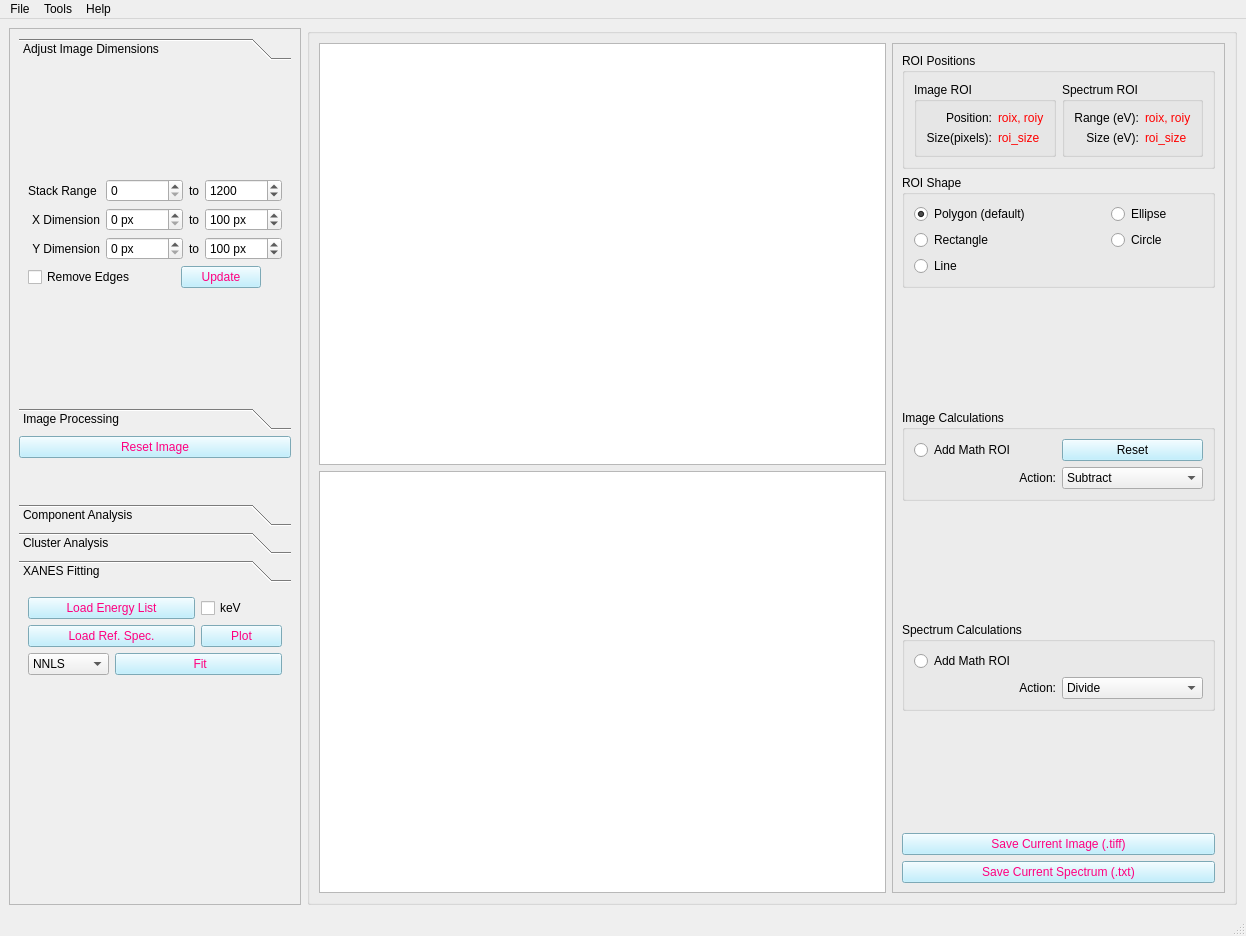
pattammattel/MIDAS_Admin, file uis/mainwindow_admin.ui: the form before one commit.
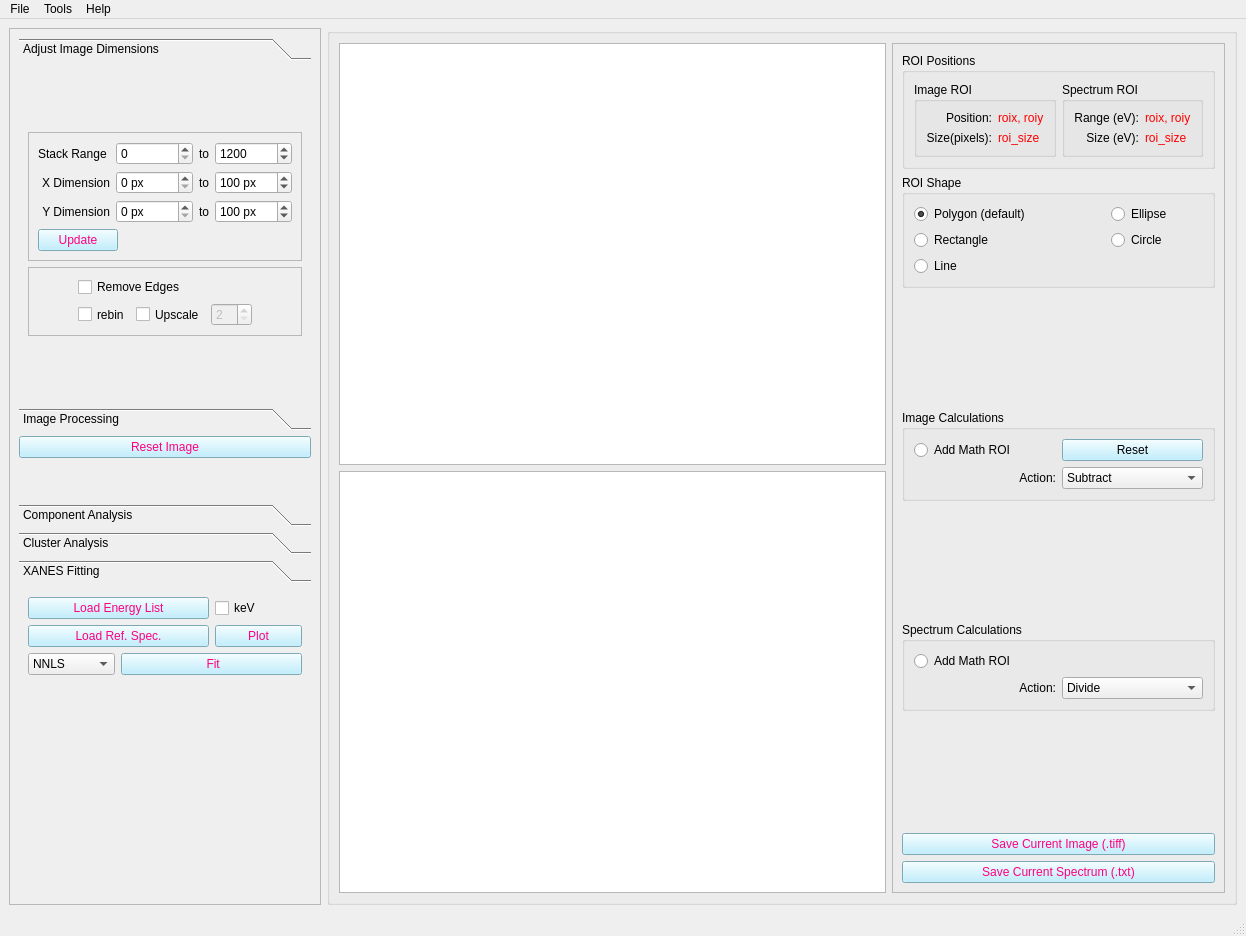
The form after the commit. The open tabs and pages were chosen to show the change. Custom widgets are drawn as their Qt base class.

Commit message: binning and upscale options

Patch:
```diff
--- a/uis/mainwindow_admin.ui
+++ b/uis/mainwindow_admin.ui
@@ -81,17 +81,24 @@
             <rect>
              <x>0</x>
              <y>0</y>
-             <width>299</width>
-             <height>312</height>
+             <width>310</width>
+             <height>291</height>
             </rect>
            </property>
            <attribute name="label">
             <string>Adjust Image Dimensions</string>
            </attribute>
-           <layout class="QGridLayout" name="gridLayout_7">
+           <layout class="QGridLayout" name="gridLayout_31">
+            <item row="1" column="0">
+             <widget class="QFrame" name="frame_7">
+              <property name="frameShape">
+               <enum>QFrame::StyledPanel</enum>
+              </property>
+              <property name="frameShadow">
+               <enum>QFrame::Raised</enum>
+              </property>
+              <layout class="QGridLayout" name="gridLayout_30">
             <item row="0" column="0">
-             <layout class="QGridLayout" name="gridLayout_10">
-              <item row="0" column="0" colspan="2">
                <layout class="QGridLayout" name="gridLayout_17">
                 <property name="sizeConstraint">
                  <enum>QLayout::SetMinimumSize</enum>
@@ -267,22 +274,6 @@
                </layout>
               </item>
               <item row="1" column="0">
-               <widget class="QCheckBox" name="cb_remove_edges">
-                <property name="sizePolicy">
-                 <sizepolicy hsizetype="Fixed" vsizetype="Fixed">
-                  <horstretch>0</horstretch>
-                  <verstretch>0</verstretch>
-                 </sizepolicy>
-                </property>
-                <property name="toolTip">
-                 <string>Removes one column/row from all four edges</string>
-                </property>
-                <property name="text">
-                 <string>Remove Edges</string>
-                </property>
-               </widget>
-              </item>
-              <item row="1" column="1">
                <widget class="QPushButton" name="pb_crop">
                 <property name="sizePolicy">
                  <sizepolicy hsizetype="Fixed" vsizetype="Fixed">
@@ -304,6 +295,129 @@
                </widget>
               </item>
              </layout>
+             </widget>
+            </item>
+            <item row="2" column="0">
+             <widget class="QFrame" name="frame_6">
+              <property name="frameShape">
+               <enum>QFrame::StyledPanel</enum>
+              </property>
+              <property name="frameShadow">
+               <enum>QFrame::Raised</enum>
+              </property>
+              <layout class="QGridLayout" name="gridLayout_7">
+               <item row="2" column="0">
+                <layout class="QHBoxLayout" name="horizontalLayout_9">
+                 <item>
+                  <widget class="QCheckBox" name="cb_rebin">
+                   <property name="enabled">
+                    <bool>true</bool>
+                   </property>
+                   <property name="sizePolicy">
+                    <sizepolicy hsizetype="Fixed" vsizetype="Preferred">
+                     <horstretch>0</horstretch>
+                     <verstretch>0</verstretch>
+                    </sizepolicy>
+                   </property>
+                   <property name="text">
+                    <string>rebin</string>
+                   </property>
+                  </widget>
+                 </item>
+                 <item>
+                  <layout class="QHBoxLayout" name="horizontalLayout_10">
+                   <item>
+                    <widget class="QCheckBox" name="cb_upscale">
+                     <property name="enabled">
+                      <bool>true</bool>
+                     </property>
+                     <property name="sizePolicy">
+                      <sizepolicy hsizetype="Fixed" vsizetype="Preferred">
+                       <horstretch>0</horstretch>
+                       <verstretch>0</verstretch>
+                      </sizepolicy>
+                     </property>
+                     <property name="text">
+                      <string>Upscale</string>
+                     </property>
+                    </widget>
+                   </item>
+                  </layout>
+                 </item>
+                 <item>
+                  <widget class="QSpinBox" name="sb_scaling_factor">
+                   <property name="enabled">
+                    <bool>false</bool>
+                   </property>
+                   <property name="sizePolicy">
+                    <sizepolicy hsizetype="Fixed" vsizetype="Fixed">
+                     <horstretch>0</horstretch>
+                     <verstretch>0</verstretch>
+                    </sizepolicy>
+                   </property>
+                   <property name="styleSheet">
+                    <string notr="true">font: 10pt &quot;MS Shell Dlg 2&quot;;</string>
+                   </property>
+                   <property name="minimum">
+                    <number>2</number>
+                   </property>
+                   <property name="maximum">
+                    <number>16</number>
+                   </property>
+                   <property name="singleStep">
+                    <number>2</number>
+                   </property>
+                   <property name="value">
+                    <number>2</number>
+                   </property>
+                  </widget>
+                 </item>
+                </layout>
+               </item>
+               <item row="0" column="0">
+                <widget class="QCheckBox" name="cb_remove_edges">
+                 <property name="sizePolicy">
+                  <sizepolicy hsizetype="Fixed" vsizetype="Preferred">
+                   <horstretch>0</horstretch>
+                   <verstretch>0</verstretch>
+                  </sizepolicy>
+                 </property>
+                 <property name="toolTip">
+                  <string>Removes one column/row from all four edges</string>
+                 </property>
+                 <property name="text">
+                  <string>Remove Edges</string>
+                 </property>
+                </widget>
+               </item>
+              </layout>
+             </widget>
+            </item>
+            <item row="0" column="0">
+             <spacer name="verticalSpacer_6">
+              <property name="orientation">
+               <enum>Qt::Vertical</enum>
+              </property>
+              <property name="sizeHint" stdset="0">
+               <size>
+                <width>20</width>
+                <height>40</height>
+               </size>
+              </property>
+             </spacer>
+            </item>
+            <item row="3" column="0">
+             <spacer name="verticalSpacer_7">
+              <property name="orientation">
+               <enum>Qt::Vertical</enum>
+              </property>
+              <property name="sizeHint" stdset="0">
+               <size>
+                <width>20</width>
+                <height>40</height>
+               </size>
+              </property>
+             </spacer>
             </item>
            </layout>
           </widget>
@@ -388,74 +502,6 @@
                        </item>
                       </layout>
                      </item>
-                     <item row="1" column="0">
-                      <layout class="QHBoxLayout" name="horizontalLayout_9">
-                       <item>
-                        <widget class="QCheckBox" name="cb_rebin">
-                         <property name="enabled">
-                          <bool>true</bool>
-                         </property>
-                         <property name="sizePolicy">
-                          <sizepolicy hsizetype="Fixed" vsizetype="Fixed">
-                           <horstretch>0</horstretch>
-                           <verstretch>0</verstretch>
-                          </sizepolicy>
-                         </property>
-                         <property name="text">
-                          <string>rebin</string>
-                         </property>
-                        </widget>
-                       </item>
-                       <item>
-                        <layout class="QHBoxLayout" name="horizontalLayout_10">
-                         <item>
-                          <widget class="QCheckBox" name="cb_upscale">
-                           <property name="enabled">
-                            <bool>true</bool>
-                           </property>
-                           <property name="sizePolicy">
-                            <sizepolicy hsizetype="Fixed" vsizetype="Fixed">
-                             <horstretch>0</horstretch>
-                             <verstretch>0</verstretch>
-                            </sizepolicy>
-                           </property>
-                           <property name="text">
-                            <string>Upscale</string>
-                           </property>
-                          </widget>
-                         </item>
-                        </layout>
-                       </item>
-                       <item>
-                        <widget class="QSpinBox" name="sb_scaling_factor">
-                         <property name="enabled">
-                          <bool>false</bool>
-                         </property>
-                         <property name="sizePolicy">
-                          <sizepolicy hsizetype="Fixed" vsizetype="Fixed">
-                           <horstretch>0</horstretch>
-                           <verstretch>0</verstretch>
-                          </sizepolicy>
-                         </property>
-                         <property name="styleSheet">
-                          <string notr="true">font: 10pt &quot;MS Shell Dlg 2&quot;;</string>
-                         </property>
-                         <property name="minimum">
-                          <number>2</number>
-                         </property>
-                         <property name="maximum">
-                          <number>16</number>
-                         </property>
-                         <property name="singleStep">
-                          <number>2</number>
-                         </property>
-                         <property name="value">
-                          <number>2</number>
-                         </property>
-                        </widget>
-                       </item>
-                      </layout>
-                     </item>
                     </layout>
                    </widget>
                   </item>
@@ -958,7 +1004,7 @@
              <x>0</x>
              <y>0</y>
              <width>299</width>
-             <height>184</height>
+             <height>268</height>
             </rect>
            </property>
            <attribute name="label">
```
Left out of the diff: 44 changed lines with no effect on the pictures. Lines whose indentation alone changed are shown as unchanged. The commit also changes 1 other file.
